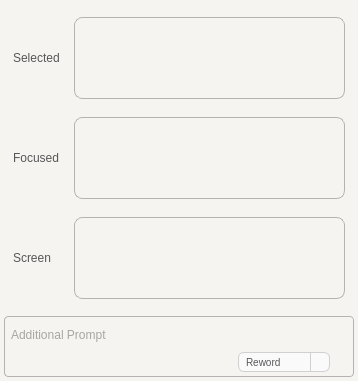
Before: the Qt Designer form ui/src/prompt_entry.ui in jcsq6/ai-tools, drawn with Qt 5.
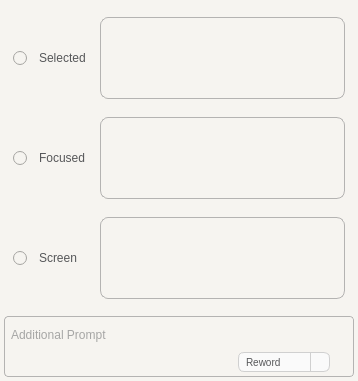
After: the same form once the commit is applied. Icons and pictures are not drawn.

Commit message: Add option to include or exclude certain context elements

What changed in the file:
```diff
--- a/ui/src/prompt_entry.ui
+++ b/ui/src/prompt_entry.ui
@@ -81,10 +81,17 @@
         <property name="frameShape">
          <enum>QFrame::Shape::StyledPanel</enum>
         </property>
-        <layout class="QHBoxLayout" name="SelectedLayout" stretch="0,1">
+        <layout class="QHBoxLayout" name="SelectedLayout" stretch="0,0,1">
          <property name="spacing">
           <number>-1</number>
          </property>
+         <item>
+          <widget class="QRadioButton" name="IncludeSelected">
+           <property name="text">
+            <string/>
+           </property>
+          </widget>
+         </item>
          <item>
           <widget class="QLabel" name="label">
            <property name="minimumSize">
@@ -144,7 +151,14 @@
         <property name="frameShape">
          <enum>QFrame::Shape::StyledPanel</enum>
         </property>
-        <layout class="QHBoxLayout" name="horizontalLayout_3" stretch="0,1">
+        <layout class="QHBoxLayout" name="horizontalLayout_3" stretch="0,0,1">
+         <item>
+          <widget class="QRadioButton" name="IncludeFocused">
+           <property name="text">
+            <string/>
+           </property>
+          </widget>
+         </item>
          <item>
           <widget class="QLabel" name="label_2">
            <property name="minimumSize">
@@ -184,7 +198,7 @@
              <rect>
               <x>0</x>
               <y>0</y>
-              <width>245</width>
+              <width>214</width>
               <height>58</height>
              </rect>
             </property>
@@ -259,7 +273,14 @@
         <property name="frameShadow">
          <enum>QFrame::Shadow::Raised</enum>
         </property>
-        <layout class="QHBoxLayout" name="horizontalLayout_2" stretch="0,0">
+        <layout class="QHBoxLayout" name="horizontalLayout_2" stretch="0,0,0">
+         <item>
+          <widget class="QRadioButton" name="IncludeScreen">
+           <property name="text">
+            <string/>
+           </property>
+          </widget>
+         </item>
          <item>
           <widget class="QLabel" name="label_3">
            <property name="minimumSize">
@@ -299,7 +320,7 @@
              <rect>
               <x>0</x>
               <y>0</y>
-              <width>245</width>
+              <width>214</width>
               <height>58</height>
              </rect>
             </property>
```
The commit also changes 4 other files.
